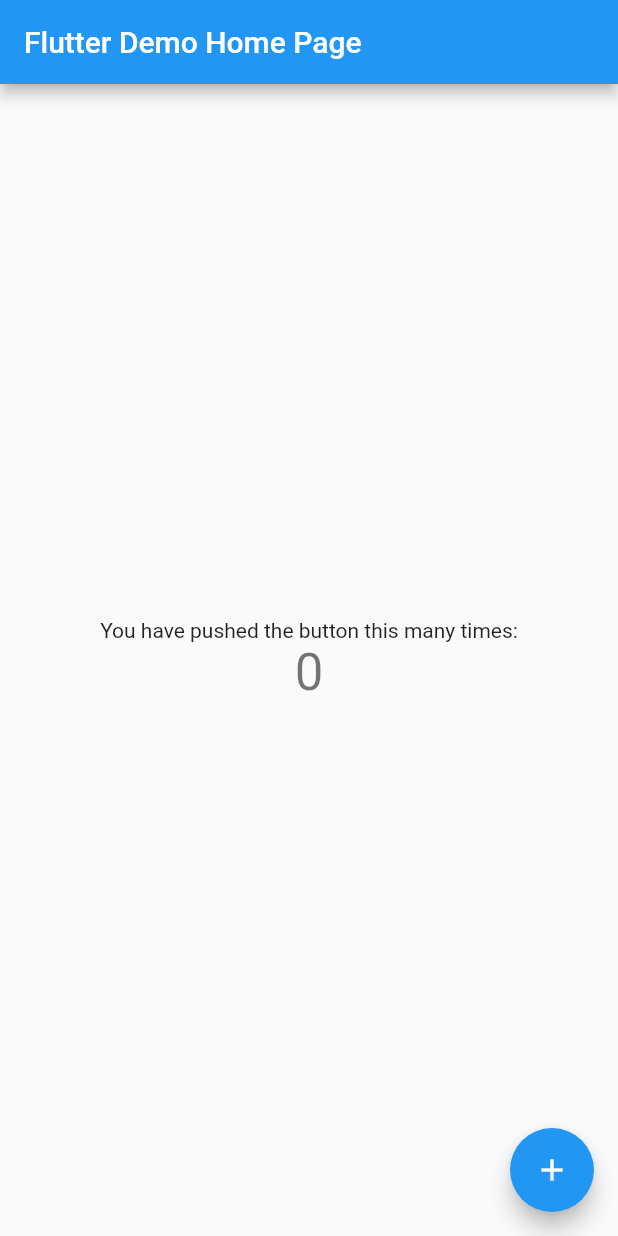
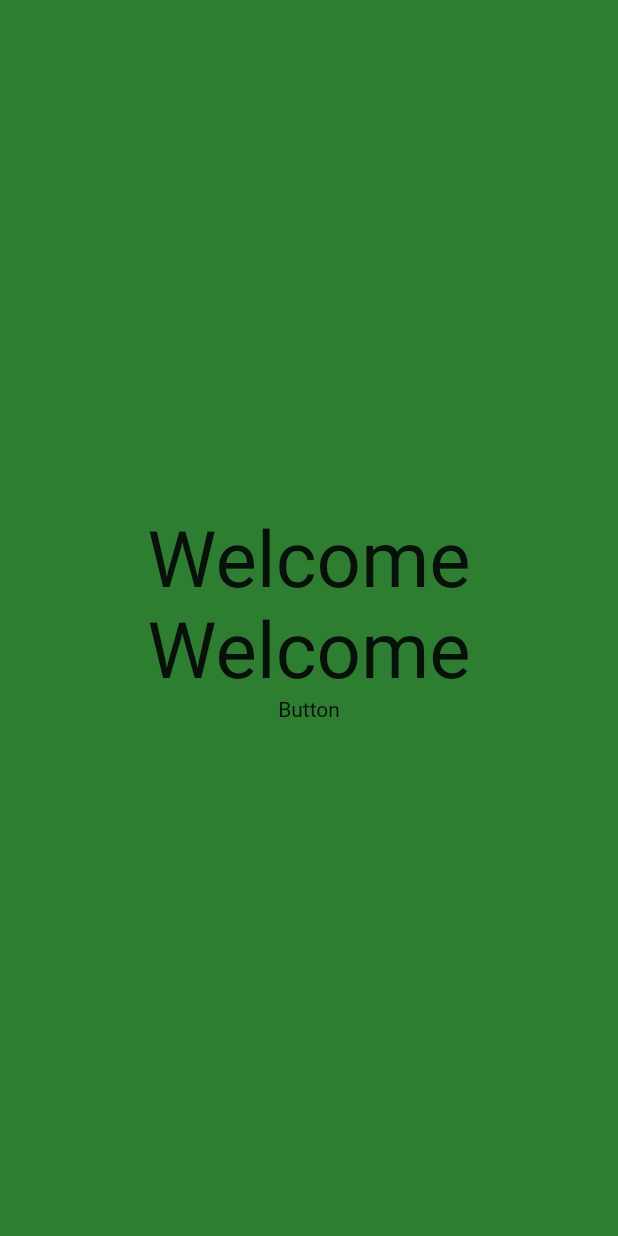
Before and after one commit to au-richard/PsycHelp, a Flutter app: the screen it shows after launch, on a phone screen of 412 x 824 dp. Run offline on Flutter 3.47's test engine with Material 2 defaults, Android fonts, the phone set to English and light mode, and no system bars.

Commit message:
Changing starter code.

```diff
--- a/analysis_options.yaml
+++ b/analysis_options.yaml
@@ -24,6 +24,6 @@
   rules:
     # avoid_print: false  # Uncomment to disable the `avoid_print` rule
     # prefer_single_quotes: true  # Uncomment to enable the `prefer_single_quotes` rule
-
+    require_trailing_commas: true
 # Additional information about this file can be found at
 # https://dart.dev/guides/language/analysis-options
--- a/lib/main.dart
+++ b/lib/main.dart
@@ -1,115 +1,45 @@
 import 'package:flutter/material.dart';
 
 void main() {
-  runApp(const MyApp());
+  runApp(const ThePsycHelp());
 }
 
-class MyApp extends StatelessWidget {
-  const MyApp({super.key});
+class ThePsycHelp extends StatelessWidget {
+  const ThePsycHelp({super.key});
 
-  // This widget is the root of your application.
   @override
   Widget build(BuildContext context) {
-    return MaterialApp(
-      title: 'Flutter Demo',
-      theme: ThemeData(
-        // This is the theme of your application.
-        //
-        // Try running your application with "flutter run". You'll see the
-        // application has a blue toolbar. Then, without quitting the app, try
-        // changing the primarySwatch below to Colors.green and then invoke
-        // "hot reload" (press "r" in the console where you ran "flutter run",
-        // or simply save your changes to "hot reload" in a Flutter IDE).
-        // Notice that the counter didn't reset back to zero; the application
-        // is not restarted.
-        primarySwatch: Colors.blue,
-      ),
-      home: const MyHomePage(title: 'Flutter Demo Home Page'),
+    return const MaterialApp(
+      title: 'The PsycHelp',
+      debugShowCheckedModeBanner: false,
+      home: LandingPage(),
     );
   }
 }
 
-class MyHomePage extends StatefulWidget {
-  const MyHomePage({super.key, required this.title});
-
-  // This widget is the home page of your application. It is stateful, meaning
-  // that it has a State object (defined below) that contains fields that affect
-  // how it looks.
-
-  // This class is the configuration for the state. It holds the values (in this
-  // case the title) provided by the parent (in this case the App widget) and
-  // used by the build method of the State. Fields in a Widget subclass are
-  // always marked "final".
-
-  final String title;
-
-  @override
-  State<MyHomePage> createState() => _MyHomePageState();
-}
-
-class _MyHomePageState extends State<MyHomePage> {
-  int _counter = 0;
-
-  void _incrementCounter() {
-    setState(() {
-      // This call to setState tells the Flutter framework that something has
-      // changed in this State, which causes it to rerun the build method below
-      // so that the display can reflect the updated values. If we changed
-      // _counter without calling setState(), then the build method would not be
-      // called again, and so nothing would appear to happen.
-      _counter++;
-    });
-  }
+class LandingPage extends StatelessWidget {
+  const LandingPage({super.key});
 
   @override
   Widget build(BuildContext context) {
-    // This method is rerun every time setState is called, for instance as done
-    // by the _incrementCounter method above.
-    //
-    // The Flutter framework has been optimized to make rerunning build methods
-    // fast, so that you can just rebuild anything that needs updating rather
-    // than having to individually change instances of widgets.
     return Scaffold(
-      appBar: AppBar(
-        // Here we take the value from the MyHomePage object that was created by
-        // the App.build method, and use it to set our appbar title.
-        title: Text(widget.title),
-      ),
+      backgroundColor: Colors.green[800],
       body: Center(
-        // Center is a layout widget. It takes a single child and positions it
-        // in the middle of the parent.
         child: Column(
-          // Column is also a layout widget. It takes a list of children and
-          // arranges them vertically. By default, it sizes itself to fit its
-          // children horizontally, and tries to be as tall as its parent.
-          //
-          // Invoke "debug painting" (press "p" in the console, choose the
-          // "Toggle Debug Paint" action from the Flutter Inspector in Android
-          // Studio, or the "Toggle Debug Paint" command in Visual Studio Code)
-          // to see the wireframe for each widget.
-          //
-          // Column has various properties to control how it sizes itself and
-          // how it positions its children. Here we use mainAxisAlignment to
-          // center the children vertically; the main axis here is the vertical
-          // axis because Columns are vertical (the cross axis would be
-          // horizontal).
           mainAxisAlignment: MainAxisAlignment.center,
-          children: <Widget>[
-            const Text(
-              'You have pushed the button this many times:',
+          children: const [
+            Text(
+              'Welcome',
+              style: TextStyle(fontFamily: 'VarelaRound', fontSize: 52),
             ),
             Text(
-              '$_counter',
-              style: Theme.of(context).textTheme.headline4,
+              'Welcome',
+              style: TextStyle(fontFamily: 'Alice', fontSize: 52),
             ),
+            Text('Button'),
           ],
         ),
       ),
-      floatingActionButton: FloatingActionButton(
-        onPressed: _incrementCounter,
-        tooltip: 'Increment',
-        child: const Icon(Icons.add),
-      ), // This trailing comma makes auto-formatting nicer for build methods.
     );
   }
 }
```
Also changed, not shown: pubspec.yaml (+10 -10 lines), assets/fonts/Alice-Regular.ttf (added), assets/fonts/VarelaRound-Regular.ttf (added), 1 other file.
